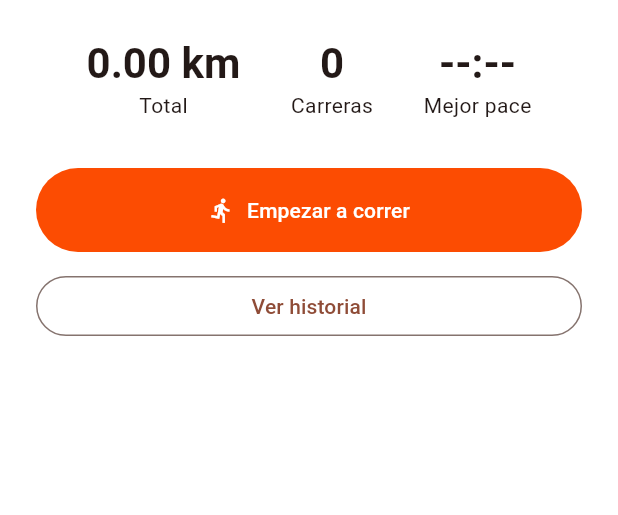
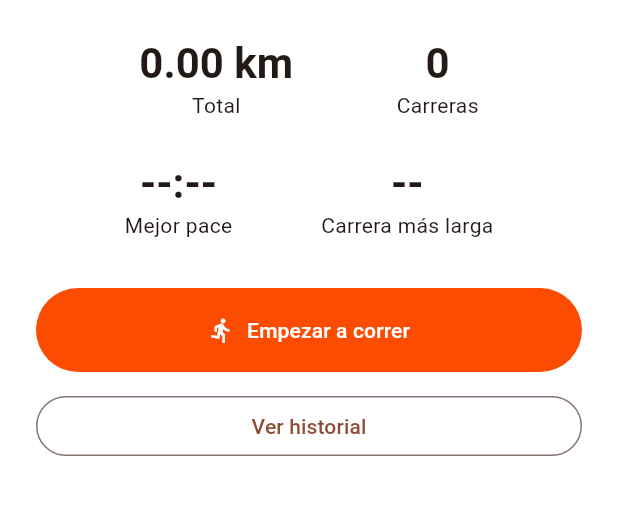
Before and after one commit to FranSpatocco/laufen, a Flutter app: the screen it shows once a user with an empty profile is signed in, on a phone screen of 412 x 824 dp, the part 84-599 px from its top. Run offline on Flutter 3.47's test engine with Material 3 defaults, Android fonts, the phone set to English and light mode, and no system bars; our stand-ins replace cloud_firestore, firebase_auth, firebase_core, flutter_map, geolocator, latlong2; accounts and stored records are empty.

Commit message:
Agregar record de carrera mas larga y documentacion del proyecto
Dashboard: se suma "carrera mas larga" junto al mejor pace ya
existente (item Could del CLAUDE.md), reorganizado en 2x2 para que
entre comodo en mobile.

Se agrega CLAUDE.md al repo (solo vivia pegado en el chat hasta
ahora, pero el codigo ya lo referencia en comentarios) con el
checklist actualizado al estado real del proyecto, y se reemplaza el
README default de flutter create por uno que describe la app, el
stack y el link al deploy.

```diff
--- a/lib/screens/home_screen.dart
+++ b/lib/screens/home_screen.dart
@@ -39,6 +39,9 @@ class HomeScreen extends StatelessWidget {
             final bestPace = runs.isEmpty
                 ? 0.0
                 : runs.map((r) => r.avgPaceMinPerKm).reduce((a, b) => a < b ? a : b);
+            final longestKm = runs.isEmpty
+                ? 0.0
+                : runs.map((r) => r.distanceKm).reduce((a, b) => a > b ? a : b);
 
             return SingleChildScrollView(
               padding: const EdgeInsets.all(24),
@@ -50,9 +53,19 @@ class HomeScreen extends StatelessWidget {
                     children: [
                       StatDisplay(value: RunFormatters.distanceKm(totalKm), label: 'Total'),
                       StatDisplay(value: '${runs.length}', label: 'Carreras'),
+                    ],
+                  ),
+                  const SizedBox(height: 24),
+                  Row(
+                    mainAxisAlignment: MainAxisAlignment.spaceEvenly,
+                    children: [
                       StatDisplay(
                         value: runs.isEmpty ? '--:--' : RunFormatters.pace(bestPace),
                         label: 'Mejor pace',
+                      ),
+                      StatDisplay(
+                        value: runs.isEmpty ? '--' : RunFormatters.distanceKm(longestKm),
+                        label: 'Carrera más larga',
                       ),
                     ],
                   ),
```
Also changed, not shown: 2 other files.
